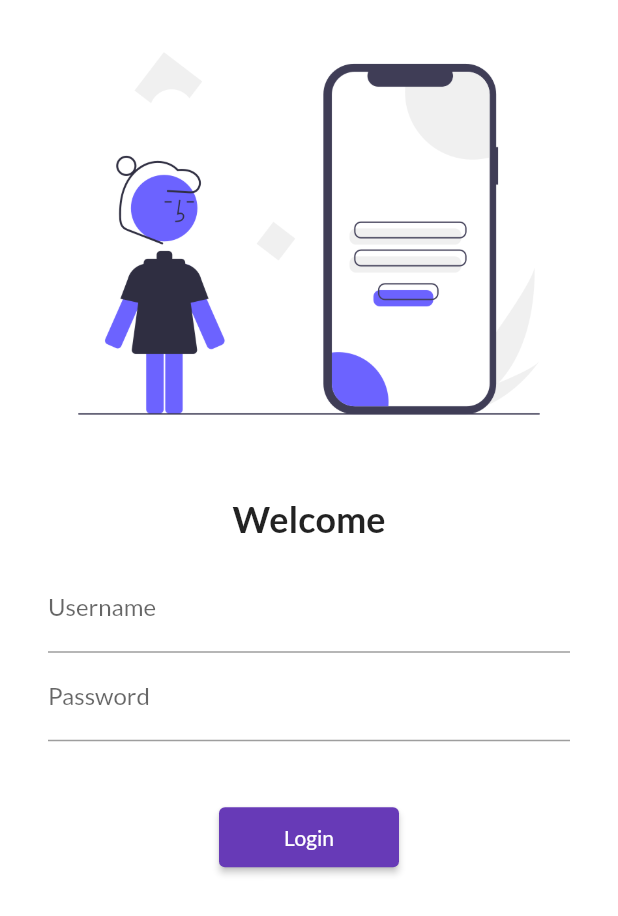
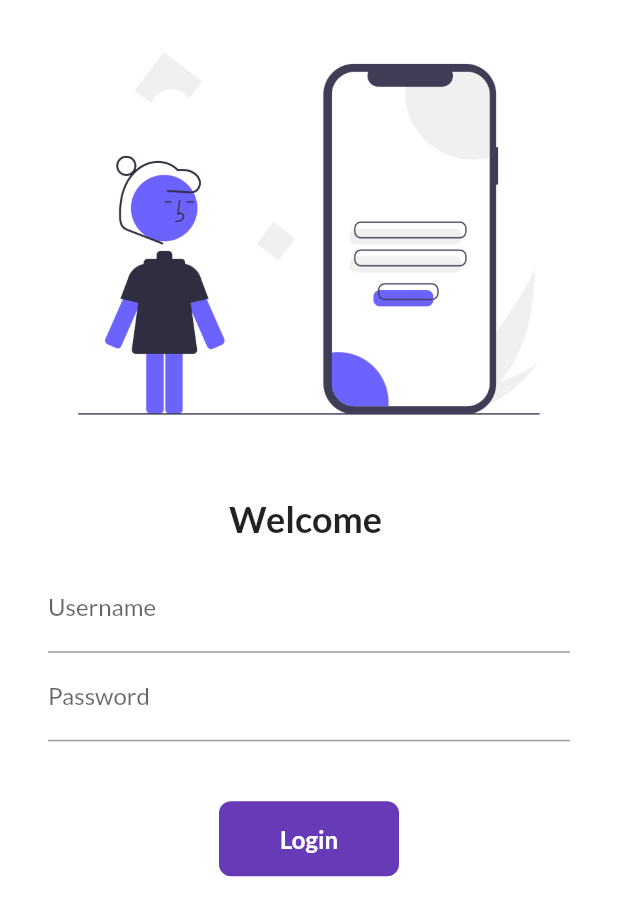
Before and after one commit to amarjaiswar16/flutter-catalog-app, a Flutter app: the screen it shows after launch, on a phone screen of 412 x 824 dp. Shown: the top 916 px of the screen. Run offline on Flutter 3.47's test engine with Material 2 defaults, Android fonts, the phone set to English and light mode, and no system bars; our stand-ins replace google_fonts.

Commit message:
Day 6 completed

```diff
--- a/lib/pages/login_page.dart
+++ b/lib/pages/login_page.dart
@@ -1,7 +1,19 @@
 import 'package:flutter/material.dart';
 import 'package:flutter_catalog/utils/routes.dart';
 
-class LoginPage extends StatelessWidget {
+class LoginPage extends StatefulWidget {
+  const LoginPage({super.key});
+
+  @override
+  State<LoginPage> createState() {
+    return _LoginPageState();
+  }
+}
+
+class _LoginPageState extends State<LoginPage> {
+  String name = "";
+  bool changeButton = false;
+
   @override
   Widget build(BuildContext context) {
     return Material(
@@ -15,9 +27,9 @@ class LoginPage extends StatelessWidget {
           const SizedBox(
             height: 20,
           ),
-          const Text(
-            'Welcome',
-            style: TextStyle(fontSize: 24, fontWeight: FontWeight.bold),
+          Text(
+            'Welcome $name',
+            style: const TextStyle(fontSize: 24, fontWeight: FontWeight.bold),
           ),
           Padding(
             padding:
@@ -29,6 +41,10 @@ class LoginPage extends StatelessWidget {
                     hintText: 'Enter Username',
                     labelText: 'Username',
                   ),
+                  onChanged: (value) {
+                    name = value;
+                    setState(() {});
+                  },
                 ),
                 TextFormField(
                   obscureText: true,
@@ -40,13 +56,45 @@ class LoginPage extends StatelessWidget {
                 const SizedBox(
                   height: 40,
                 ),
-                ElevatedButton(
-                  onPressed: () {
+                InkWell(
+                  onTap: () async {
+                    setState(() {
+                      changeButton = true;
+                    });
+
+                    await Future.delayed(Duration(seconds: 1));
                     Navigator.pushNamed(context, MyRoutes.homeRoute);
                   },
-                  style: TextButton.styleFrom(minimumSize: Size(120, 40)),
-                  child: const Text('Login'),
+                  child: AnimatedContainer(
+                    duration: const Duration(seconds: 1),
+                    width: changeButton ? 50 : 120,
+                    height: 50,
+                    alignment: Alignment.center,
+                    decoration: BoxDecoration(
+                      color: Colors.deepPurple,
+                      //shape: changeButton? BoxShape.circle:BoxShape.rectangle,
+                      borderRadius:
+                          BorderRadius.circular(changeButton ? 50 : 8),
+                    ),
+                    child: changeButton
+                        ? const Icon(Icons.done,color: Colors.white,)
+                        : const Text(
+                            'Login',
+                            style: TextStyle(
+                              color: Colors.white,
+                              fontWeight: FontWeight.bold,
+                              fontSize: 16,
+                            ),
+                          ),
+                  ),
                 ),
+                // ElevatedButton(
+                //   onPressed: () {
+                //     Navigator.pushNamed(context, MyRoutes.homeRoute);
+                //   },
+                //   style: TextButton.styleFrom(minimumSize: const Size(120, 40)),
+                //   child: const Text('Login'),
+                // ),
               ],
             ),
           ),
```
